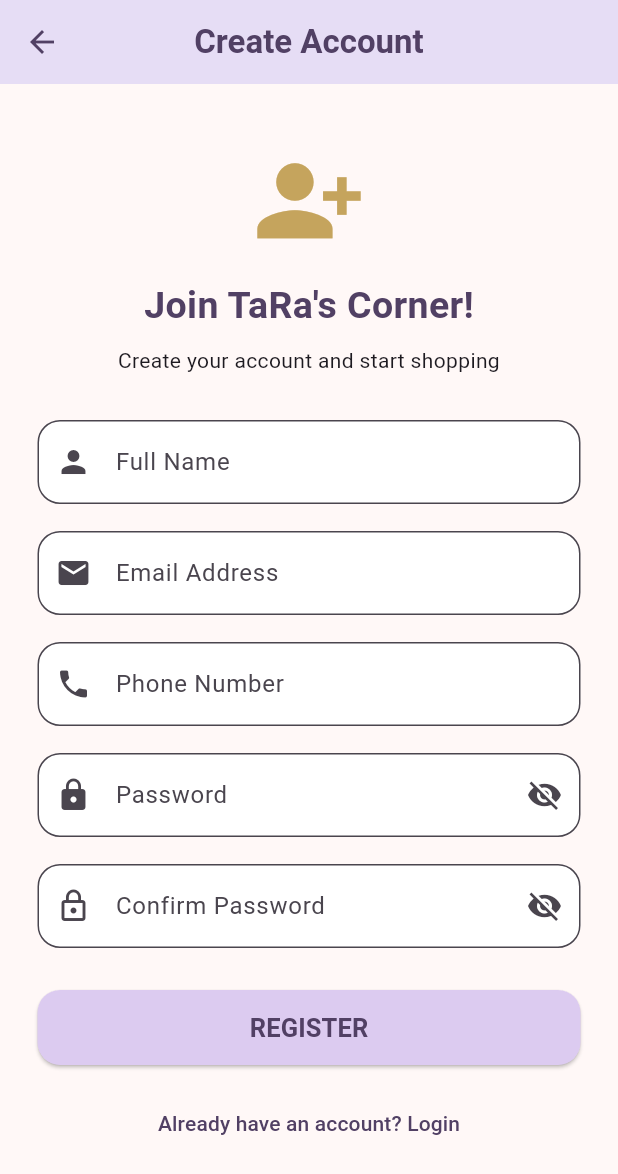
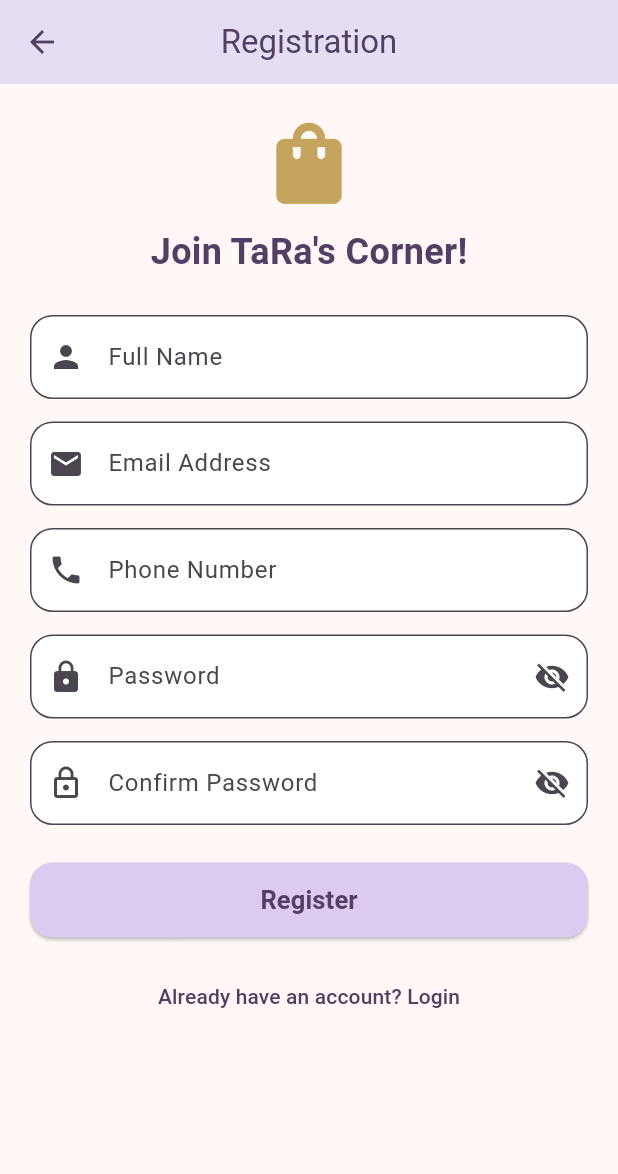
Before and after one commit to Prity-Chowdhury/Flutter-Project_Pritz, a Flutter app: the screen it shows after launch, after a tap on "LOGIN", after a tap on "Don't have an account? Register", on a phone screen of 412 x 824 dp. Shown: the top 1174 px of the screen. Run offline on Flutter 3.47's test engine with Material 3 defaults, Android fonts, the phone set to English and light mode, and no system bars; our stand-ins replace supabase_flutter; accounts and stored records are empty.

Commit message:
Connected Supabase and updated registration

```diff
--- a/lib/main.dart
+++ b/lib/main.dart
@@ -1,7 +1,14 @@
 import 'package:flutter/material.dart';
+import 'package:supabase_flutter/supabase_flutter.dart';
 import 'login_page.dart';
 
-void main() {
+Future<void> main() async {
+  WidgetsFlutterBinding.ensureInitialized();
+  await Supabase.initialize(
+    url: 'https://lsfhwwmiudxtnqhuyntj.supabase.co',
+    publishableKey: 'sb_publishable_oErYmywowTCsRsIsayCX9Q_6MeiMgV9',
+  );
+
   runApp(const MyApp());
 }
 
@@ -12,7 +19,6 @@ class MyApp extends StatelessWidget {
   Widget build(BuildContext context) {
     return MaterialApp(
       debugShowCheckedModeBanner: false,
-
       title: "TaRa's Corner",
 
       theme: ThemeData(
--- a/lib/registration_page.dart
+++ b/lib/registration_page.dart
@@ -1,4 +1,5 @@
 import 'package:flutter/material.dart';
+import 'package:supabase_flutter/supabase_flutter.dart';
 
 class RegistrationPage extends StatefulWidget {
   const RegistrationPage({super.key});
@@ -8,7 +9,6 @@ class RegistrationPage extends StatefulWidget {
 }
 
 class _RegistrationPageState extends State<RegistrationPage> {
-  // Step 1: Form Key and Controllers
   final _formKey = GlobalKey<FormState>();
 
   final nameController = TextEditingController();
@@ -17,24 +17,68 @@ class _RegistrationPageState extends State<RegistrationPage> {
   final passwordController = TextEditingController();
   final confirmPasswordController = TextEditingController();
 
-  // Step 2: Password Visibility
   bool isPasswordVisible = false;
   bool isConfirmPasswordVisible = false;
+  bool isLoading = false;
 
-  // Step 3: Registration Function
-  void register() {
-    if (_formKey.currentState!.validate()) {
+  final supabase = Supabase.instance.client;
+
+  // Supabase Registration
+  Future<void> register() async {
+    if (!_formKey.currentState!.validate()) {
+      return;
+    }
+
+    setState(() {
+      isLoading = true;
+    });
+
+    try {
+      final response = await supabase.auth.signUp(
+        email: emailController.text.trim(),
+        password: passwordController.text,
+        data: {
+          'full_name': nameController.text.trim(),
+          'phone': phoneController.text.trim(),
+        },
+      );
+
+      if (!mounted) return;
+
+      if (response.user != null) {
+        ScaffoldMessenger.of(context).showSnackBar(
+          const SnackBar(
+            content: Text(
+              'Account created! Please check your email for confirmation.',
+            ),
+            backgroundColor: Colors.green,
+          ),
+        );
+      }
+    } on AuthException catch (error) {
+      if (!mounted) return;
+
+      ScaffoldMessenger.of(context).showSnackBar(
+        SnackBar(content: Text(error.message), backgroundColor: Colors.red),
+      );
+    } catch (error) {
+      if (!mounted) return;
+
       ScaffoldMessenger.of(context).showSnackBar(
         const SnackBar(
-          content: Text(
-            "All information is valid! Firebase registration is next.",
-          ),
+          content: Text('Something went wrong. Please try again.'),
+          backgroundColor: Colors.red,
         ),
       );
+    } finally {
+      if (mounted) {
+        setState(() {
+          isLoading = false;
+        });
+      }
     }
   }
 
-  // Step 4: Controller Cleanup
   @override
   void dispose() {
     nameController.dispose();
@@ -51,94 +95,72 @@ class _RegistrationPageState extends State<RegistrationPage> {
       backgroundColor: const Color(0xFFFFF8F7),
 
       appBar: AppBar(
-        title: const Text(
-          "Create Account",
-          style: TextStyle(fontWeight: FontWeight.bold),
-        ),
+        title: const Text("Registration"),
         backgroundColor: const Color(0xFFE6DDF5),
         foregroundColor: const Color(0xFF514064),
         centerTitle: true,
       ),
 
       body: SingleChildScrollView(
-        padding: const EdgeInsets.all(25),
+        padding: const EdgeInsets.all(20),
 
         child: Form(
           key: _formKey,
 
           child: Column(
             children: [
-              const SizedBox(height: 15),
-
               const Icon(
-                Icons.person_add_alt_1,
-                size: 75,
+                Icons.shopping_bag,
+                size: 65,
                 color: Color(0xFFC5A45D),
               ),
 
-              const SizedBox(height: 15),
+              const SizedBox(height: 10),
 
               const Text(
                 "Join TaRa's Corner!",
                 style: TextStyle(
-                  fontSize: 25,
+                  fontSize: 24,
                   fontWeight: FontWeight.bold,
                   color: Color(0xFF514064),
                 ),
               ),
 
-              const SizedBox(height: 8),
+              const SizedBox(height: 25),
 
-              const Text(
-                "Create your account and start shopping",
-                textAlign: TextAlign.center,
-              ),
-
-              const SizedBox(height: 30),
-
-              // Full Name
+              // Name
               TextFormField(
                 controller: nameController,
-
                 decoration: const InputDecoration(
                   labelText: "Full Name",
                   prefixIcon: Icon(Icons.person),
                 ),
-
                 validator: (value) {
-                  if (value == null || value.trim().isEmpty) {
-                    return "Please enter your name";
+                  if (value == null || value.trim().length < 3) {
+                    return "Enter your full name (at least 3 characters)";
                   }
-
-                  if (value.trim().length < 3) {
-                    return "Name must be at least 3 characters";
-                  }
-
                   return null;
                 },
               ),
 
-              const SizedBox(height: 18),
+              const SizedBox(height: 15),
 
               // Email
               TextFormField(
                 controller: emailController,
                 keyboardType: TextInputType.emailAddress,
-
                 decoration: const InputDecoration(
                   labelText: "Email Address",
                   prefixIcon: Icon(Icons.email),
                 ),
+                validator: (value) {
+                  final email = value?.trim() ?? '';
 
-                validator: (value) {
-                  if (value == null || value.trim().isEmpty) {
-                    return "Please enter your email";
-                  }
+                  final emailRegex = RegExp(
+                    r'^[a-zA-Z0-9._%+-]+@[a-zA-Z0-9.-]+\.[a-zA-Z]{2,}$',
+                  );
 
-                  String pattern =
-                      r'^[a-zA-Z0-9._%+-]+@[a-zA-Z0-9.-]+\.[a-zA-Z]{2,}$';
-
-                  if (!RegExp(pattern).hasMatch(value.trim())) {
+                  if (!emailRegex.hasMatch(email)) {
                     return "Enter a valid email address";
                   }
 
@@ -146,43 +168,38 @@ class _RegistrationPageState extends State<RegistrationPage> {
                 },
               ),
 
-              const SizedBox(height: 18),
+              const SizedBox(height: 15),
 
-              // Phone Number
+              // Phone
               TextFormField(
                 controller: phoneController,
                 keyboardType: TextInputType.phone,
-
                 decoration: const InputDecoration(
                   labelText: "Phone Number",
-                  hintText: "01XXXXXXXXX",
                   prefixIcon: Icon(Icons.phone),
                 ),
+                validator: (value) {
+                  final phone = value?.trim() ?? '';
 
-                validator: (value) {
-                  if (value == null || value.isEmpty) {
-                    return "Please enter your phone number";
-                  }
+                  final phoneRegex = RegExp(r'^01[3-9][0-9]{8}$');
 
-                  if (!RegExp(r'^01[3-9][0-9]{8}$').hasMatch(value)) {
-                    return "Enter a valid BD phone number";
+                  if (!phoneRegex.hasMatch(phone)) {
+                    return "Enter a valid 11-digit BD phone number";
                   }
 
                   return null;
                 },
               ),
 
-              const SizedBox(height: 18),
+              const SizedBox(height: 15),
 
               // Password
               TextFormField(
                 controller: passwordController,
                 obscureText: !isPasswordVisible,
-
                 decoration: InputDecoration(
                   labelText: "Password",
                   prefixIcon: const Icon(Icons.lock),
-
                   suffixIcon: IconButton(
                     icon: Icon(
                       isPasswordVisible
@@ -196,35 +213,28 @@ class _RegistrationPageState extends State<RegistrationPage> {
                     },
                   ),
                 ),
-
                 validator: (value) {
-                  if (value == null || value.isEmpty) {
-                    return "Please enter your password";
-                  }
-
-                  if (value.length < 8) {
-                    return "Minimum 8 characters required";
+                  if (value == null || value.length < 8) {
+                    return "Password must be at least 8 characters";
                   }
 
                   if (!RegExp(r'[0-9]').hasMatch(value)) {
-                    return "Password must contain a number";
+                    return "Password must contain at least one number";
                   }
 
                   return null;
                 },
               ),
 
-              const SizedBox(height: 18),
+              const SizedBox(height: 15),
 
               // Confirm Password
               TextFormField(
                 controller: confirmPasswordController,
                 obscureText: !isConfirmPasswordVisible,
-
                 decoration: InputDecoration(
                   labelText: "Confirm Password",
                   prefixIcon: const Icon(Icons.lock_outline),
-
                   suffixIcon: IconButton(
                     icon: Icon(
                       isConfirmPasswordVisible
@@ -238,12 +248,7 @@ class _RegistrationPageState extends State<RegistrationPage> {
                     },
                   ),
                 ),
-
                 validator: (value) {
-                  if (value == null || value.isEmpty) {
-                    return "Please confirm your password";
-                  }
-
                   if (value != passwordController.text) {
                     return "Passwords do not match";
                   }
@@ -252,16 +257,14 @@ class _RegistrationPageState extends State<RegistrationPage> {
                 },
               ),
 
-              const SizedBox(height: 28),
+              const SizedBox(height: 25),
 
               // Register Button
               SizedBox(
                 width: double.infinity,
                 height: 50,
-
                 child: ElevatedButton(
-                  onPressed: register,
-
+                  onPressed: isLoading ? null : register,
                   style: ElevatedButton.styleFrom(
                     backgroundColor: const Color(0xFFDCCBF0),
                     foregroundColor: const Color(0xFF514064),
@@ -269,11 +272,15 @@ class _RegistrationPageState extends State<RegistrationPage> {
                       borderRadius: BorderRadius.circular(15),
                     ),
                   ),
-
-                  child: const Text(
-                    "REGISTER",
-                    style: TextStyle(fontSize: 17, fontWeight: FontWeight.bold),
-                  ),
+                  child: isLoading
+                      ? const CircularProgressIndicator()
+                      : const Text(
+                          "Register",
+                          style: TextStyle(
+                            fontSize: 17,
+                            fontWeight: FontWeight.bold,
+                          ),
+                        ),
                 ),
               ),
 
@@ -284,7 +291,6 @@ class _RegistrationPageState extends State<RegistrationPage> {
                 onPressed: () {
                   Navigator.pop(context);
                 },
-
                 child: const Text(
                   "Already have an account? Login",
                   style: TextStyle(color: Color(0xFF514064)),
--- a/pubspec.yaml
+++ b/pubspec.yaml
@@ -34,6 +34,7 @@ dependencies:
   # The following adds the Cupertino Icons font to your application.
   # Use with the CupertinoIcons class for iOS style icons.
   cupertino_icons: ^1.0.8
+  supabase_flutter: ^2.18.3
 
 dev_dependencies:
   flutter_test:
```
Also changed, not shown: pubspec.lock, 5 other files.
